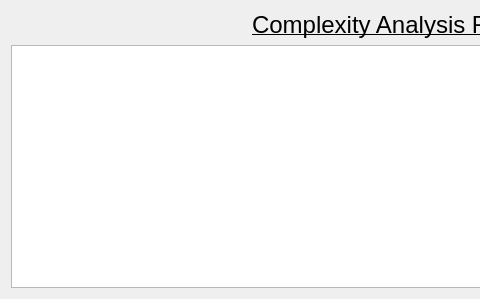
starswap/MLProgrammingIDE, file ComplexityResults.ui: the form before one commit; both pictures show x 0 to 480 and y 0 to 299 of the 804 by 299 pixel window.
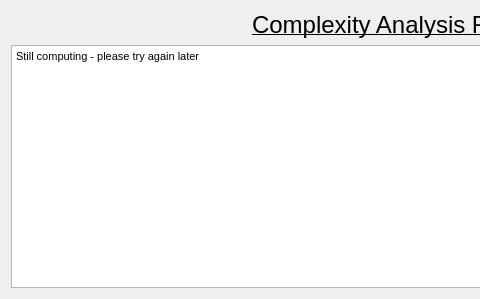
The form after the commit.

Commit message: Moved complexity analysis code to a separate thread to avoid hanging

Diff of the .ui file:
```diff
--- a/ComplexityResults.ui
+++ b/ComplexityResults.ui
@@ -35,6 +35,13 @@
      <property name="readOnly">
       <bool>true</bool>
      </property>
+     <property name="html">
+      <string>&lt;!DOCTYPE HTML PUBLIC &quot;-//W3C//DTD HTML 4.0//EN&quot; &quot;http://www.w3.org/TR/REC-html40/strict.dtd&quot;&gt;
+&lt;html&gt;&lt;head&gt;&lt;meta name=&quot;qrichtext&quot; content=&quot;1&quot; /&gt;&lt;style type=&quot;text/css&quot;&gt;
+p, li { white-space: pre-wrap; }
+&lt;/style&gt;&lt;/head&gt;&lt;body style=&quot; font-family:'MS Shell Dlg 2'; font-size:8.25pt; font-weight:400; font-style:normal;&quot;&gt;
+&lt;p style=&quot; margin-top:0px; margin-bottom:0px; margin-left:0px; margin-right:0px; -qt-block-indent:0; text-indent:0px;&quot;&gt;Still computing - please try again later&lt;/p&gt;&lt;/body&gt;&lt;/html&gt;</string>
+     </property>
     </widget>
    </item>
   </layout>
```
The commit also changes 21 other files.
